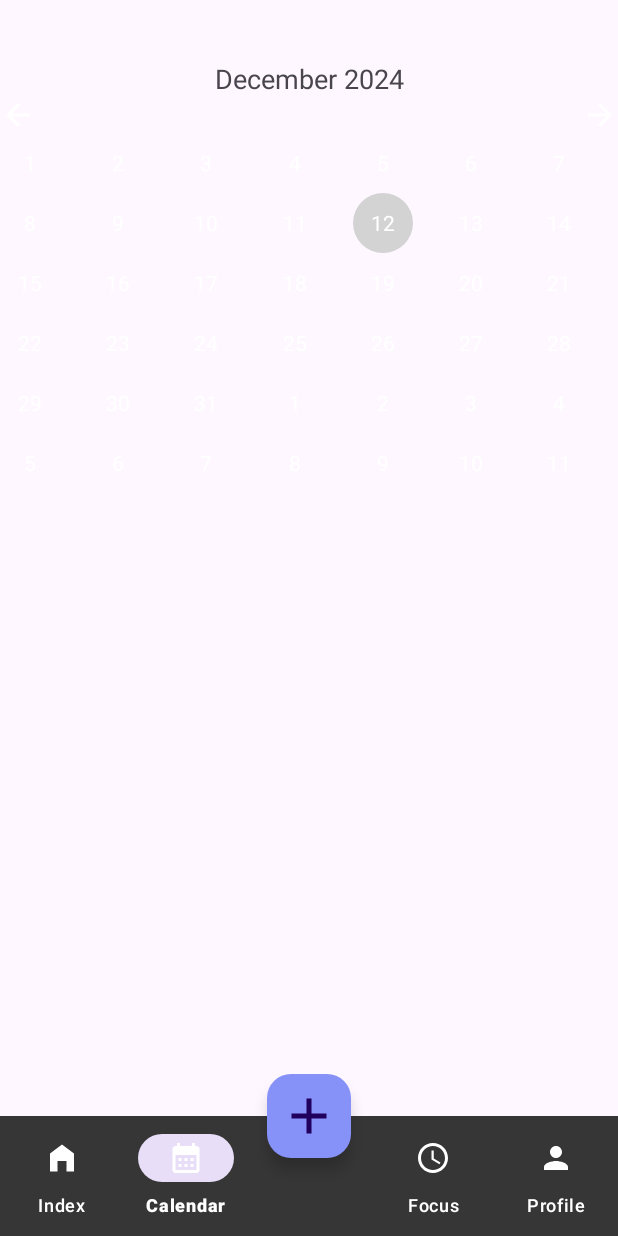
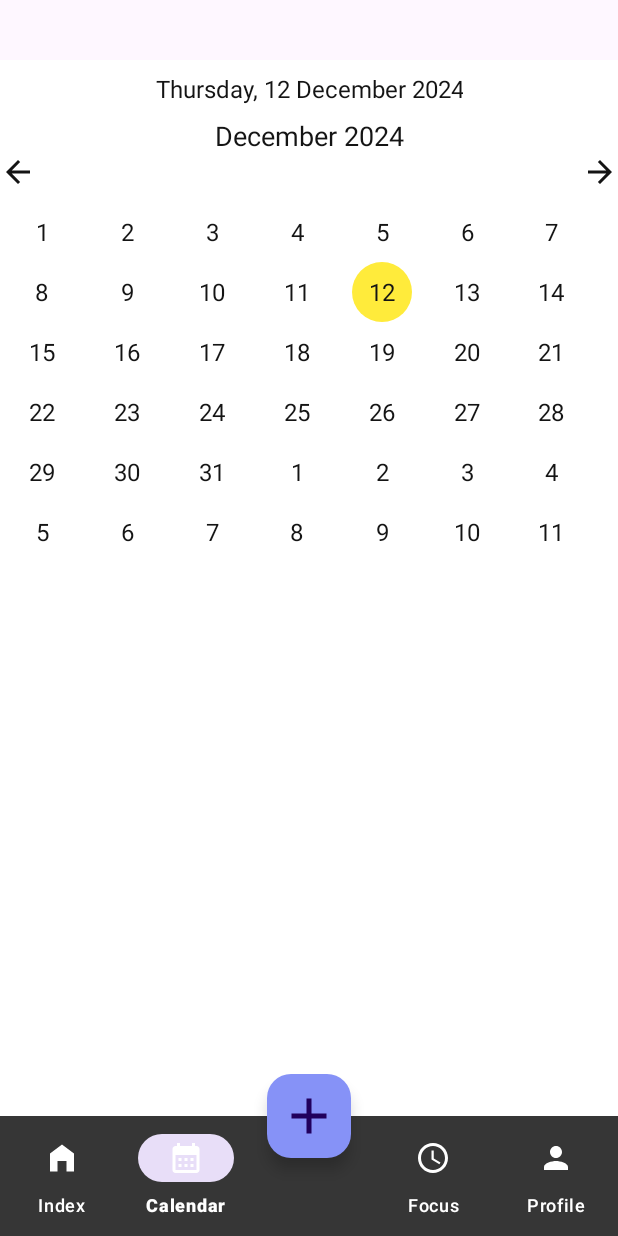
Before and after one commit to riojr100/Project_Kelompok3, an Android app: the screen it shows after launch once a user with an empty profile is signed in (FragmentActivity), item 2 of the bottom bar chosen, on a phone screen of 412 x 824 dp. Run offline under Robolectric (Android 15) with nearby library versions, the phone set to English and light mode, and no system bars; our stand-ins replace Firebase (no records; nobody signed in at launch, a user with empty details on screens opened directly).

Commit message:
Change Without adding To do
new view

```diff
--- a/app/src/main/java/com/example/project_kelompok3/CalendarAdapter.kt
+++ b/app/src/main/java/com/example/project_kelompok3/CalendarAdapter.kt
@@ -8,10 +8,14 @@ import androidx.recyclerview.widget.RecyclerView
 import java.text.SimpleDateFormat
 import java.util.*
 
-class CalendarAdapter(private val calendar: Calendar) :
-    RecyclerView.Adapter<CalendarAdapter.CalendarViewHolder>() {
+class CalendarAdapter(
+    private var calendar: Calendar,
+    private val onDateSelected: (Date) -> Unit, // Callback untuk tanggal yang dipilih
+    private val onMonthChanged: (Calendar) -> Unit // Callback untuk bulan yang berubah
+) : RecyclerView.Adapter<CalendarAdapter.CalendarViewHolder>() {
 
     private val days = mutableListOf<Date>()
+    private var selectedDate: Date? = null // Melacak tanggal yang dipilih
 
     init {
         generateDays()
@@ -21,10 +25,13 @@ class CalendarAdapter(private val calendar: Calendar) :
         days.clear()
         val tempCalendar = calendar.clone() as Calendar
         tempCalendar.set(Calendar.DAY_OF_MONTH, 1)
+
+        // Geser ke awal minggu
         val firstDayOfWeek = tempCalendar.get(Calendar.DAY_OF_WEEK) - 1
         tempCalendar.add(Calendar.DAY_OF_MONTH, -firstDayOfWeek)
 
-        for (i in 0 until 42) { // 6 weeks view
+        // Tambahkan 6 minggu (42 hari)
+        for (i in 0 until 42) {
             days.add(tempCalendar.time)
             tempCalendar.add(Calendar.DAY_OF_MONTH, 1)
         }
@@ -41,22 +48,45 @@ class CalendarAdapter(private val calendar: Calendar) :
         val day = SimpleDateFormat("d", Locale.getDefault()).format(date)
         holder.dayTextView.text = day
 
-        // Highlight today's date
+        // Highlight untuk tanggal hari ini
         val today = Calendar.getInstance().time
         val dateFormat = SimpleDateFormat("yyyyMMdd", Locale.getDefault())
+
         if (dateFormat.format(date) == dateFormat.format(today)) {
-            holder.dayTextView.setBackgroundResource(R.drawable.calendar_day_background)
+            holder.dayTextView.setBackgroundResource(R.drawable.calendar_day_background_today)
+        } else if (selectedDate != null && dateFormat.format(date) == dateFormat.format(selectedDate)) {
+            holder.dayTextView.setBackgroundResource(R.drawable.calendar_day_background_selected)
         } else {
-            holder.dayTextView.setBackgroundResource(0)
+            holder.dayTextView.setBackgroundResource(R.drawable.calendar_day_background_default)
+        }
+
+        // Klik untuk memilih tanggal
+        holder.itemView.setOnClickListener {
+            val clickedCalendar = Calendar.getInstance().apply { time = date }
+            if (clickedCalendar.get(Calendar.MONTH) != calendar.get(Calendar.MONTH)) {
+                // Jika tanggal berada di bulan sebelumnya atau berikutnya
+                calendar.time = date
+                onMonthChanged(calendar) // Callback untuk perubahan bulan
+                generateDays()
+                notifyDataSetChanged()
+            } else {
+                // Pilih tanggal di bulan saat ini
+                val previousSelectedDate = selectedDate
+                selectedDate = date
+                notifyItemChanged(days.indexOf(previousSelectedDate)) // Refresh tanggal sebelumnya
+                notifyItemChanged(position) // Refresh tanggal yang dipilih
+                onDateSelected(date) // Kirim tanggal yang dipilih ke Fragment
+            }
         }
     }
 
     override fun getItemCount(): Int = days.size
 
     fun updateCalendar(newCalendar: Calendar) {
-        calendar.time = newCalendar.time
+        calendar = newCalendar
         generateDays()
         notifyDataSetChanged()
+        onMonthChanged(calendar) // Callback untuk memperbarui tampilan bulan di Fragment
     }
 
     class CalendarViewHolder(view: View) : RecyclerView.ViewHolder(view) {
--- a/app/src/main/java/com/example/project_kelompok3/CalendarFragment.kt
+++ b/app/src/main/java/com/example/project_kelompok3/CalendarFragment.kt
@@ -4,7 +4,6 @@ import android.os.Bundle
 import android.view.LayoutInflater
 import android.view.View
 import android.view.ViewGroup
-import android.widget.ImageView
 import android.widget.TextView
 import androidx.fragment.app.Fragment
 import androidx.recyclerview.widget.GridLayoutManager
@@ -24,35 +23,39 @@ class CalendarFragment : Fragment() {
         val view = inflater.inflate(R.layout.fragment_calendar, container, false)
 
         val tvMonthYear = view.findViewById<TextView>(R.id.tv_month_year)
-        val btnPrevMonth = view.findViewById<ImageView>(R.id.btn_prev_month)
-        val btnNextMonth = view.findViewById<ImageView>(R.id.btn_next_month)
+        val tvTodayDate = view.findViewById<TextView>(R.id.tv_today_date)
+        val btnPrevMonth = view.findViewById<View>(R.id.btn_prev_month)
+        val btnNextMonth = view.findViewById<View>(R.id.btn_next_month)
         val recyclerView = view.findViewById<RecyclerView>(R.id.calendar_recycler_view)
 
-        // Set the current month and year
+        // Set hari ini
+        tvTodayDate.text = SimpleDateFormat("EEEE, dd MMMM yyyy", Locale.getDefault()).format(calendar.time)
+
+        // Set bulan dan tahun
         tvMonthYear.text = SimpleDateFormat("MMMM yyyy", Locale.getDefault()).format(calendar.time)
 
-        // Initialize RecyclerView
-        calendarAdapter = CalendarAdapter(calendar)
-        recyclerView.layoutManager = GridLayoutManager(requireContext(), 7) // 7 columns for days of the week
+        // Inisialisasi RecyclerView
+        calendarAdapter = CalendarAdapter(calendar, onDateSelected = {
+            // Tidak melakukan apa-apa karena bagian bawah sudah dihapus
+        }, onMonthChanged = {
+            tvMonthYear.text = SimpleDateFormat("MMMM yyyy", Locale.getDefault()).format(it.time)
+        })
+
+        recyclerView.layoutManager = GridLayoutManager(context, 7) // 7 kolom untuk hari
         recyclerView.adapter = calendarAdapter
 
-        // Navigate to previous month
+        // Navigasi Bulan Sebelumnya
         btnPrevMonth.setOnClickListener {
             calendar.add(Calendar.MONTH, -1)
-            updateCalendar(tvMonthYear)
+            calendarAdapter.updateCalendar(calendar)
         }
 
-        // Navigate to next month
+        // Navigasi Bulan Berikutnya
         btnNextMonth.setOnClickListener {
             calendar.add(Calendar.MONTH, 1)
-            updateCalendar(tvMonthYear)
+            calendarAdapter.updateCalendar(calendar)
         }
 
         return view
     }
-
-    private fun updateCalendar(tvMonthYear: TextView) {
-        tvMonthYear.text = SimpleDateFormat("MMMM yyyy", Locale.getDefault()).format(calendar.time)
-        calendarAdapter.updateCalendar(calendar)
-    }
 }
--- /dev/null
+++ b/app/src/main/res/drawable/calendar_day_background_default.xml
@@ -0,0 +1,5 @@
+<?xml version="1.0" encoding="utf-8"?>
+<shape xmlns:android="http://schemas.android.com/apk/res/android" android:shape="oval">
+    <solid android:color="#FFFFFF" /> <!-- Putih untuk default -->
+    <size android:width="40dp" android:height="40dp" />
+</shape>
--- /dev/null
+++ b/app/src/main/res/drawable/calendar_day_background_selected.xml
@@ -0,0 +1,5 @@
+<?xml version="1.0" encoding="utf-8"?>
+<shape xmlns:android="http://schemas.android.com/apk/res/android" android:shape="oval">
+    <solid android:color="#7164F0" /> <!-- Ungu untuk tanggal yang dipilih -->
+    <size android:width="40dp" android:height="40dp" />
+</shape>
--- /dev/null
+++ b/app/src/main/res/drawable/calendar_day_background_today.xml
@@ -0,0 +1,5 @@
+<?xml version="1.0" encoding="utf-8"?>
+<shape xmlns:android="http://schemas.android.com/apk/res/android" android:shape="oval">
+    <solid android:color="#FFEB3B" /> <!-- Kuning untuk hari ini -->
+    <size android:width="40dp" android:height="40dp" />
+</shape>
--- a/app/src/main/res/layout/fragment_calendar.xml
+++ b/app/src/main/res/layout/fragment_calendar.xml
@@ -3,34 +3,59 @@
     xmlns:android="http://schemas.android.com/apk/res/android"
     xmlns:app="http://schemas.android.com/apk/res-auto"
     android:layout_width="match_parent"
-    android:layout_height="match_parent">
+    android:layout_height="match_parent"
+    android:background="@color/white">
 
+    <!-- Bagian Header untuk Menampilkan Tanggal Hari Ini -->
     <TextView
-        android:id="@+id/tv_month_year"
+        android:id="@+id/tv_today_date"
         android:layout_width="wrap_content"
         android:layout_height="wrap_content"
         app:layout_constraintTop_toTopOf="parent"
         app:layout_constraintStart_toStartOf="parent"
         app:layout_constraintEnd_toEndOf="parent"
-        android:text="March 2024"
-        android:textSize="18sp" />
+        android:text="Kam, 12 Desember 2024"
+        android:textSize="16sp"
+        android:textColor="@color/black"
+        android:padding="8dp"
+        android:gravity="center" />
 
+    <!-- Bulan dan Tahun -->
+    <TextView
+        android:id="@+id/tv_month_year"
+        android:layout_width="wrap_content"
+        android:layout_height="wrap_content"
+        app:layout_constraintTop_toBottomOf="@id/tv_today_date"
+        app:layout_constraintStart_toStartOf="parent"
+        app:layout_constraintEnd_toEndOf="parent"
+        android:text="Desember 2024"
+        android:textSize="18sp"
+        android:textColor="@color/black"
+        android:gravity="center" />
+
+    <!-- Tombol Bulan Sebelumnya -->
     <ImageView
         android:id="@+id/btn_prev_month"
         android:layout_width="wrap_content"
         android:layout_height="wrap_content"
         app:layout_constraintTop_toBottomOf="@id/tv_month_year"
         app:layout_constraintStart_toStartOf="parent"
-        android:src="@drawable/ic_arrow_back" />
+        android:src="@drawable/ic_arrow_back"
+        app:tint="@color/black"
+        android:contentDescription="@string/previous_month" />
 
+    <!-- Tombol Bulan Berikutnya -->
     <ImageView
         android:id="@+id/btn_next_month"
         android:layout_width="wrap_content"
         android:layout_height="wrap_content"
         app:layout_constraintTop_toBottomOf="@id/tv_month_year"
         app:layout_constraintEnd_toEndOf="parent"
-        android:src="@drawable/ic_arrow_forward" />
+        android:src="@drawable/ic_arrow_forward"
+        app:tint="@color/black"
+        android:contentDescription="@string/next_month" />
 
+    <!-- RecyclerView untuk Kalender -->
     <androidx.recyclerview.widget.RecyclerView
         android:id="@+id/calendar_recycler_view"
         android:layout_width="0dp"
@@ -38,5 +63,7 @@
         app:layout_constraintTop_toBottomOf="@id/btn_prev_month"
         app:layout_constraintBottom_toBottomOf="parent"
         app:layout_constraintStart_toStartOf="parent"
-        app:layout_constraintEnd_toEndOf="parent" />
+        app:layout_constraintEnd_toEndOf="parent"
+        android:padding="8dp"
+        android:clipToPadding="false" />
 </androidx.constraintlayout.widget.ConstraintLayout>
--- a/app/src/main/res/layout/item_calendar_day.xml
+++ b/app/src/main/res/layout/item_calendar_day.xml
@@ -5,8 +5,6 @@
     android:layout_width="40dp"
     android:layout_height="40dp"
     android:gravity="center"
-    android:textColor="#FFFFFF"
-    android:textSize="14sp"
-    android:background="@drawable/calendar_day_background"
-    android:clickable="true"
-    android:focusable="true" />
+    android:background="@drawable/calendar_day_background_default"
+    android:textColor="@color/black"
+    android:textSize="16sp" />
--- a/app/src/main/res/values/colors.xml
+++ b/app/src/main/res/values/colors.xml
@@ -9,4 +9,5 @@
     <color name="Purple">#A020F0</color>
     <color name="red">#EEFF0000</color>
     <color name="purple_500">#C0A4FF</color>
+    <color name="primary_color">#7164F0</color>
 </resources>
```
Also changed, not shown: app/src/main/res/drawable/edit_text_background.xml (added, +8 -0 lines), app/src/main/res/values/strings.xml (+6 -3 lines).
